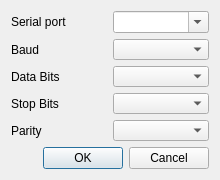
This is forms/settingsmodbusrtu.ui in ExplorerOL/QModbusExplorer as Qt 5 draws it before an edit. The edited form follows.
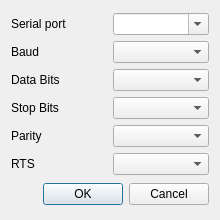
This is the edited form. Icons and pictures are not drawn.

The edit to the form file:
```diff
--- a/forms/settingsmodbusrtu.ui
+++ b/forms/settingsmodbusrtu.ui
@@ -7,13 +7,13 @@
     <x>0</x>
     <y>0</y>
     <width>220</width>
-    <height>180</height>
+    <height>220</height>
    </rect>
   </property>
   <property name="minimumSize">
    <size>
     <width>220</width>
-    <height>180</height>
+    <height>220</height>
    </size>
   </property>
   <property name="maximumSize">
@@ -206,6 +206,16 @@
        </item>
       </widget>
      </item>
+     <item row="5" column="0">
+      <widget class="QLabel" name="lblRTS">
+       <property name="text">
+        <string>RTS</string>
+       </property>
+      </widget>
+     </item>
+     <item row="5" column="1">
+      <widget class="QComboBox" name="cmbRTS"/>
+     </item>
     </layout>
    </item>
    <item>
```
